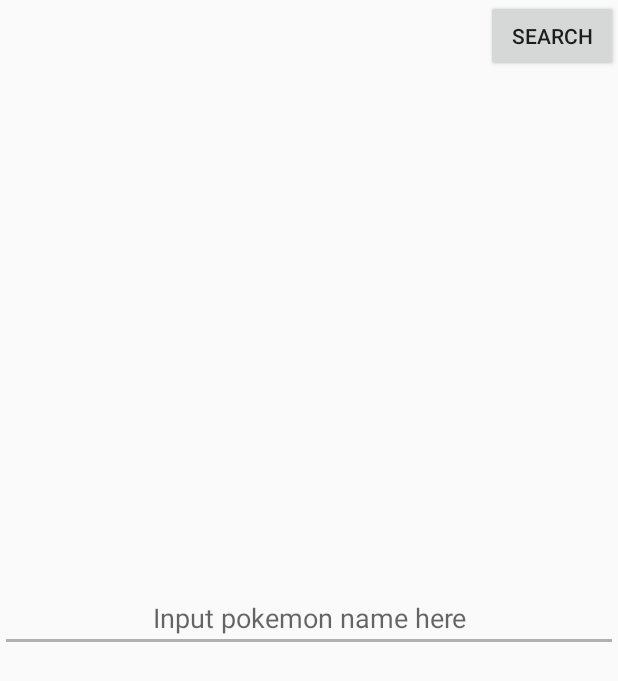
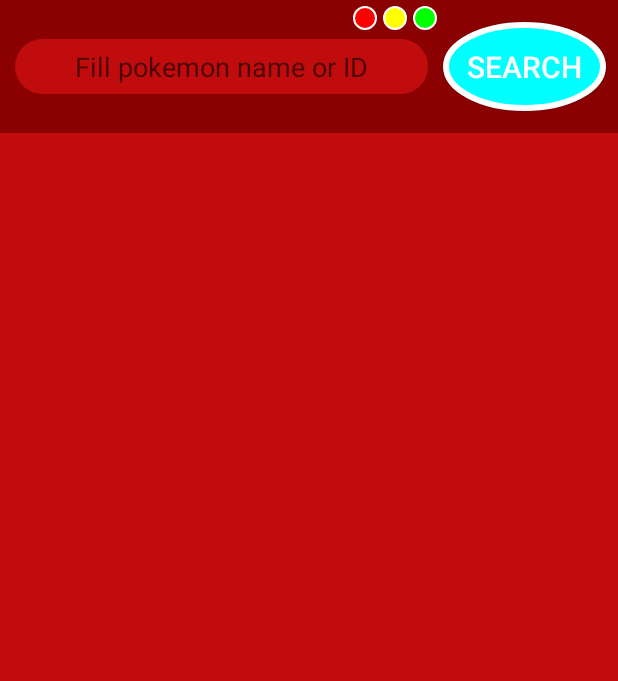
Before and after one commit to chanopkhonnasee/Pokedex, an Android app: the screen it shows after launch (MainActivity), on a phone screen of 412 x 824 dp. Shown: the top 681 px of the screen. Run offline under Robolectric (Android 15) with nearby library versions, the phone set to English and light mode, and no system bars.

Commit message:
first ui

```diff
--- /dev/null
+++ b/app/src/main/res/drawable-v24/circle_aqua.xml
@@ -0,0 +1,7 @@
+<?xml version="1.0" encoding="utf-8"?>
+<shape android:shape="oval"
+    xmlns:android="http://schemas.android.com/apk/res/android">
+    <solid android:color="@color/colorAqua"/>
+    <stroke android:width="4dp"
+        android:color="@color/white"/>
+</shape>
--- /dev/null
+++ b/app/src/main/res/drawable-v24/circle_primary_background.xml
@@ -0,0 +1,13 @@
+<?xml version="1.0" encoding="utf-8"?>
+<layer-list xmlns:android="http://schemas.android.com/apk/res/android">
+    <item
+            android:left="2dp"
+            android:right="2dp"
+            android:top="2dp"
+            android:bottom="2dp">
+        <shape android:shape="rectangle">
+            <solid android:color="@color/colorPrimary"/>
+            <corners android:radius="40dp" />
+        </shape>
+    </item>
+</layer-list>
--- /dev/null
+++ b/app/src/main/res/drawable-v24/circle_red.xml
@@ -0,0 +1,7 @@
+<?xml version="1.0" encoding="utf-8"?>
+<shape android:shape="oval"
+    xmlns:android="http://schemas.android.com/apk/res/android">
+    <solid android:color="@color/red"/>
+    <stroke android:width="1dp"
+        android:color="@color/white"/>
+</shape>
--- /dev/null
+++ b/app/src/main/res/drawable/circle_green.xml
@@ -0,0 +1,7 @@
+<?xml version="1.0" encoding="utf-8"?>
+<shape android:shape="oval"
+    xmlns:android="http://schemas.android.com/apk/res/android">
+    <solid android:color="@color/green"/>
+    <stroke android:width="1dp"
+        android:color="@color/white"/>
+</shape>
--- /dev/null
+++ b/app/src/main/res/drawable/circle_yellow.xml
@@ -0,0 +1,7 @@
+<?xml version="1.0" encoding="utf-8"?>
+<shape android:shape="oval"
+    xmlns:android="http://schemas.android.com/apk/res/android">
+    <solid android:color="@color/yellow"/>
+    <stroke android:width="1dp"
+        android:color="@color/white"/>
+</shape>
--- a/app/src/main/res/layout/activity_main.xml
+++ b/app/src/main/res/layout/activity_main.xml
@@ -2,29 +2,76 @@
 <androidx.constraintlayout.widget.ConstraintLayout xmlns:android="http://schemas.android.com/apk/res/android"
     xmlns:app="http://schemas.android.com/apk/res-auto"
     xmlns:tools="http://schemas.android.com/tools"
+    android:background="@color/colorPrimary"
     android:layout_width="match_parent"
     android:layout_height="match_parent"
     tools:context=".ui.MainActivity">
 
-    <androidx.appcompat.widget.AppCompatEditText
-        android:id="@+id/tv_search"
-        android:layout_width="0dp"
+    <androidx.constraintlayout.widget.ConstraintLayout
+        android:layout_width="match_parent"
         android:layout_height="wrap_content"
-        android:gravity="center"
-        android:hint="Input pokemon name here"
-        app:layout_constraintBottom_toBottomOf="parent"
+        android:background="@color/colorPrimaryDark"
         app:layout_constraintEnd_toEndOf="parent"
         app:layout_constraintStart_toStartOf="parent"
-        app:layout_constraintTop_toTopOf="parent" />
+        app:layout_constraintTop_toTopOf="parent">
 
+        <androidx.appcompat.widget.AppCompatButton
+            android:id="@+id/btn_search"
+            android:text="@string/search"
+            android:layout_width="wrap_content"
+            android:layout_height="wrap_content"
+            android:padding="@dimen/margin_16"
+            android:textColor="@color/white"
+            android:textSize="@dimen/text_middle"
+            android:layout_margin="@dimen/margin_8"
+            android:background="@drawable/circle_aqua"
+            app:layout_constraintBottom_toBottomOf="parent"
+            app:layout_constraintEnd_toEndOf="parent"
+            app:layout_constraintTop_toTopOf="parent" />
 
-    <androidx.appcompat.widget.AppCompatButton
-        android:id="@+id/btn_search"
-        android:text="SEARCH"
-        android:layout_width="wrap_content"
-        android:layout_height="wrap_content"
-        app:layout_constraintEnd_toEndOf="parent"
-        app:layout_constraintTop_toTopOf="" />
+        <androidx.appcompat.widget.AppCompatEditText
+            android:id="@+id/tv_search"
+            android:layout_width="0dp"
+            android:layout_height="wrap_content"
+            android:gravity="center"
+            android:hint="Fill pokemon name or ID"
+            android:maxLines="1"
+            android:textColor="@color/white"
+            android:padding="@dimen/margin_8"
+            android:layout_margin="@dimen/margin_8"
+            android:background="@drawable/circle_primary_background"
+            app:layout_constraintBottom_toBottomOf="parent"
+            app:layout_constraintEnd_toStartOf="@id/btn_search"
+            app:layout_constraintStart_toStartOf="parent"
+            app:layout_constraintTop_toTopOf="parent" />
 
+        <androidx.appcompat.widget.AppCompatImageView
+            android:id="@+id/iv_red"
+            android:layout_width="16dp"
+            android:layout_height="16dp"
+            android:src="@drawable/circle_red"
+            android:layout_margin="@dimen/margin_4"
+            app:layout_constraintTop_toTopOf="parent"
+            app:layout_constraintBottom_toTopOf="@id/tv_search"
+            app:layout_constraintEnd_toStartOf="@id/iv_yellow"/>
+        <androidx.appcompat.widget.AppCompatImageView
+            android:id="@+id/iv_yellow"
+            android:layout_width="16dp"
+            android:layout_height="16dp"
+            android:src="@drawable/circle_yellow"
+            android:layout_margin="@dimen/margin_4"
+            app:layout_constraintTop_toTopOf="parent"
+            app:layout_constraintBottom_toTopOf="@id/tv_search"
+            app:layout_constraintEnd_toStartOf="@id/iv_green"/>
+        <androidx.appcompat.widget.AppCompatImageView
+            android:id="@+id/iv_green"
+            android:layout_width="16dp"
+            android:layout_height="16dp"
+            android:src="@drawable/circle_green"
+            android:layout_margin="@dimen/margin_4"
+            app:layout_constraintTop_toTopOf="parent"
+            app:layout_constraintBottom_toTopOf="@id/tv_search"
+            app:layout_constraintEnd_toStartOf="@id/btn_search"/>
+    </androidx.constraintlayout.widget.ConstraintLayout>
 
 </androidx.constraintlayout.widget.ConstraintLayout>
--- a/app/src/main/res/values/colors.xml
+++ b/app/src/main/res/values/colors.xml
@@ -3,4 +3,12 @@
     <color name="colorPrimary">#c00c0d</color>
     <color name="colorPrimaryDark">#8b0101</color>
     <color name="colorAccent">#b0b0b0</color>
+
+    <color name="colorAqua">#00FFFF</color>
+    <color name="black">#FF000000</color>
+    <color name="white">#FFFFFFFF</color>
+
+    <color name="red">#FF0000</color>
+    <color name="yellow">#FFFF00</color>
+    <color name="green">#00FF00</color>
 </resources>
--- /dev/null
+++ b/app/src/main/res/values/dimens.xml
@@ -0,0 +1,11 @@
+<resources xmlns:tools="http://schemas.android.com/tools">
+    <dimen name="margin_2">2dp</dimen>
+    <dimen name="margin_8">8dp</dimen>
+    <dimen name="margin_4">4dp</dimen>
+    <dimen name="margin_10">10dp</dimen>
+    <dimen name="margin_16">16dp</dimen>
+
+    <dimen name="text_small">16sp</dimen>
+    <dimen name="text_middle">20sp</dimen>
+    <dimen name="text_larg">24sp</dimen>
+</resources>
--- a/app/src/main/res/values/strings.xml
+++ b/app/src/main/res/values/strings.xml
@@ -1,3 +1,4 @@
 <resources>
     <string name="app_name">Pokedex</string>
+    <string name="search">SEARCH</string>
 </resources>
```
Also changed, not shown: app/src/main/java/com/finnomena/project/candidate/repositiry/model/Description.kt (added, +11 -0 lines), app/src/main/java/com/finnomena/project/candidate/repositiry/model/Kanto.kt (added, +23 -0 lines), app/src/main/java/com/finnomena/project/candidate/repositiry/model/Language.kt (added, +11 -0 lines), app/src/main/java/com/finnomena/project/candidate/repositiry/model/LanguageX.kt (added, +11 -0 lines), app/src/main/java/com/finnomena/project/candidate/repositiry/model/Name.kt (added, +11 -0 lines), app/src/main/java/com/finnomena/project/candidate/repositiry/model/PokemonEntry.kt (added, +11 -0 lines), app/src/main/java/com/finnomena/project/candidate/repositiry/model/PokemonSpecies.kt (added, +11 -0 lines), app/src/main/java/com/finnomena/project/candidate/repositiry/model/Region.kt (added, +11 -0 lines), app/src/main/java/com/finnomena/project/candidate/repositiry/model/VersionGroup.kt (added, +11 -0 lines), app/src/main/res/drawable-v24/circle_aqua_background.xml (added, +13 -0 lines), app/src/main/res/drawable-v24/circle_primary_dark_background.xml (added, +13 -0 lines).
